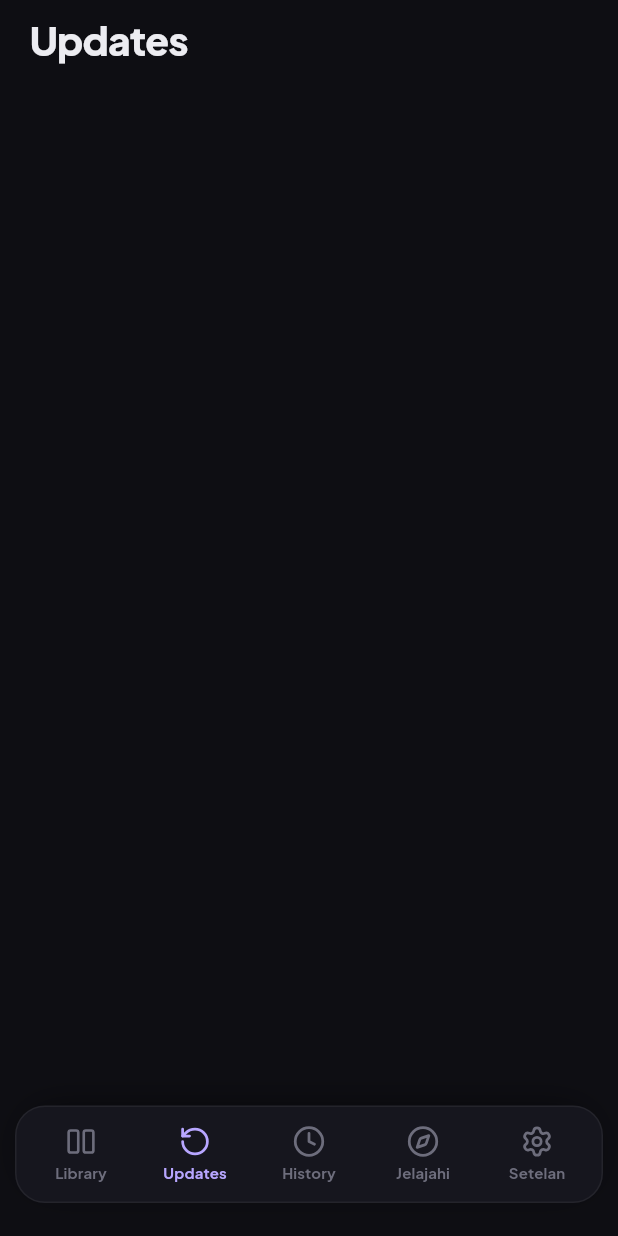
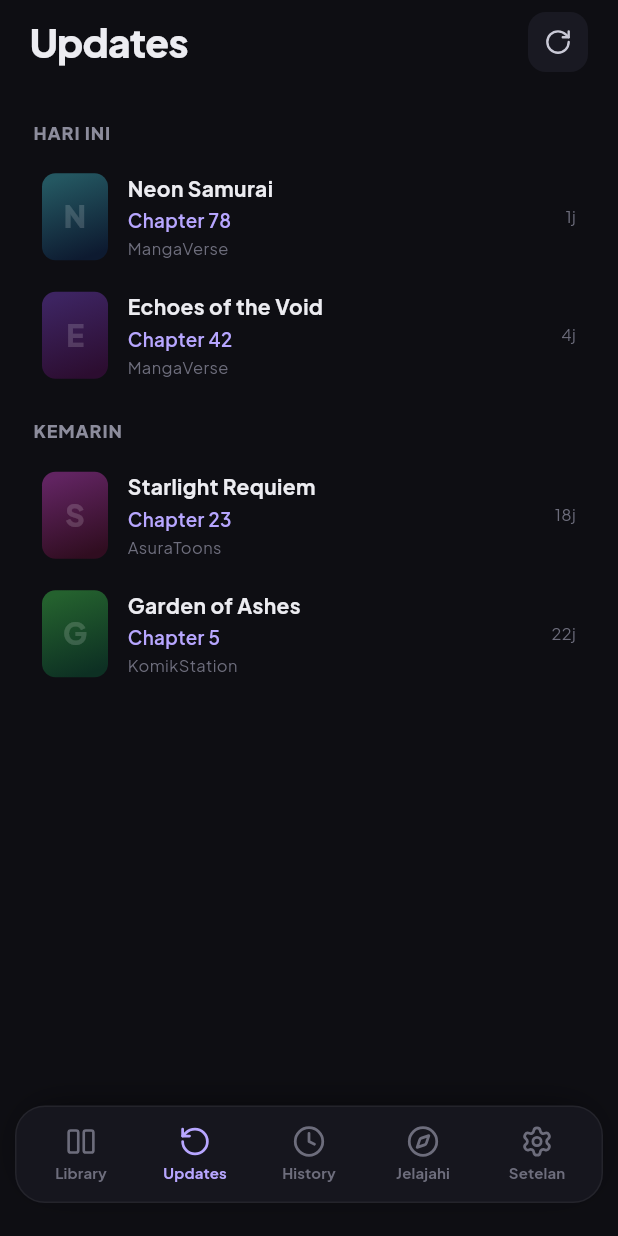
Before and after one commit to reiky03/Aplikasi_Comic, a Flutter app: the HomeShell screen opened directly, item 2 of the bottom bar chosen, on a phone screen of 412 x 824 dp. Run offline on Flutter 3.47's test engine with Material 3 defaults, Android fonts, the phone set to English and light mode, and no system bars; our stand-ins replace flutter_riverpod, flutter_svg, google_fonts, google_sign_in, lucide_icons_flutter, shared_preferences; accounts and stored records are empty.

Commit message:
feat: tab Updates (05_updates.md)
- Feed chapter baru per grup tanggal (HARI INI/KEMARIN), row dengan
  thumbnail gradient, label chapter accent, sumber, waktu relatif
- Tombol refresh dengan spinner inline + toast selesai
- UpdatesNotifier seeded data prototipe, refresh stub 1.2s
- Empty state tanpa CTA sesuai spek

Co-Authored-By: Claude Fable 5 <noreply@anthropic.com>
Claude-Session: https://claude.ai/code/session_01UUAA4sk4P7VaQXPjYi2SXG

```diff
--- /dev/null
+++ b/lib/data/updates_state.dart
@@ -0,0 +1,62 @@
+import 'package:flutter_riverpod/flutter_riverpod.dart';
+
+import 'models.dart';
+
+/// Satu entri chapter baru di feed Updates.
+class UpdateEntry {
+  const UpdateEntry({
+    required this.dateGroup,
+    required this.title,
+    required this.src,
+    required this.hue,
+    required this.ch,
+    required this.time,
+  });
+
+  /// Label grup tanggal ("Hari ini", "Kemarin") — dirender uppercase.
+  final String dateGroup;
+  final String title;
+  final String src;
+  final int hue;
+  final int ch;
+
+  /// Waktu relatif ("1j", "18j").
+  final String time;
+
+  String get initial => title.isEmpty ? '?' : title[0];
+  String get chLabel => 'Chapter $ch';
+
+  /// Komik target saat row di-tap (logika prototipe: read = ch - 1
+  /// supaya user bisa langsung lompat ke chapter baru).
+  Comic toComic() => Comic(
+        id: 'u',
+        title: title,
+        src: src,
+        hue: hue,
+        ch: ch,
+        read: ch - 1,
+      );
+}
+
+/// Data demo mengikuti prototipe. TODO(backend): feed asli dari
+/// pengecekan chapter baru per sumber.
+const _seedUpdates = [
+  UpdateEntry(dateGroup: 'Hari ini', title: 'Neon Samurai', src: 'MangaVerse', hue: 190, ch: 78, time: '1j'),
+  UpdateEntry(dateGroup: 'Hari ini', title: 'Echoes of the Void', src: 'MangaVerse', hue: 265, ch: 42, time: '4j'),
+  UpdateEntry(dateGroup: 'Kemarin', title: 'Starlight Requiem', src: 'AsuraToons', hue: 300, ch: 23, time: '18j'),
+  UpdateEntry(dateGroup: 'Kemarin', title: 'Garden of Ashes', src: 'KomikStation', hue: 130, ch: 5, time: '22j'),
+];
+
+class UpdatesNotifier extends Notifier<List<UpdateEntry>> {
+  @override
+  List<UpdateEntry> build() => _seedUpdates;
+
+  /// Cek chapter baru. Timing prototipe ~1.2s.
+  /// TODO(backend): panggil refresh library sungguhan per sumber aktif.
+  Future<void> refresh() async {
+    await Future<void>.delayed(const Duration(milliseconds: 1200));
+  }
+}
+
+final updatesProvider =
+    NotifierProvider<UpdatesNotifier, List<UpdateEntry>>(UpdatesNotifier.new);
--- a/lib/features/home/home_shell.dart
+++ b/lib/features/home/home_shell.dart
@@ -4,6 +4,7 @@ import 'package:flutter_riverpod/flutter_riverpod.dart';
 import '../../core/theme/app_theme.dart';
 import '../../core/widgets/app_bottom_nav.dart';
 import '../library/library_screen.dart';
+import '../updates/updates_screen.dart';
 
 /// Tab yang sedang aktif di shell utama.
 class ActiveTab extends Notifier<AppTab> {
@@ -33,7 +34,7 @@ class HomeShell extends ConsumerWidget {
               index: tab.index,
               children: const [
                 LibraryScreen(),
-                _PlaceholderTab(title: 'Updates'), // TODO(05)
+                UpdatesScreen(),
                 _PlaceholderTab(title: 'History'), // TODO(06)
                 _PlaceholderTab(title: 'Jelajahi'), // TODO(07)
                 _PlaceholderTab(title: 'Setelan'), // TODO(14)
--- /dev/null
+++ b/lib/features/updates/updates_screen.dart
@@ -0,0 +1,201 @@
+import 'package:flutter/material.dart';
+import 'package:flutter_riverpod/flutter_riverpod.dart';
+import 'package:lucide_icons_flutter/lucide_icons.dart';
+
+import '../../core/theme/app_theme.dart';
+import '../../core/widgets/widgets.dart';
+import '../../data/models.dart';
+import '../../data/updates_state.dart';
+
+/// Tab Updates — spek 05: feed chapter baru per tanggal + refresh.
+class UpdatesScreen extends ConsumerStatefulWidget {
+  const UpdatesScreen({super.key});
+
+  @override
+  ConsumerState<UpdatesScreen> createState() => _UpdatesScreenState();
+}
+
+class _UpdatesScreenState extends ConsumerState<UpdatesScreen> {
+  bool _refreshing = false;
+
+  Future<void> _refresh() async {
+    if (_refreshing) return;
+    setState(() => _refreshing = true);
+    await ref.read(updatesProvider.notifier).refresh();
+    if (!mounted) return;
+    setState(() => _refreshing = false);
+    AppToast.show(context, 'Updates diperbarui — memeriksa chapter baru');
+  }
+
+  @override
+  Widget build(BuildContext context) {
+    final entries = ref.watch(updatesProvider);
+
+    return SafeArea(
+      bottom: false,
+      child: Column(
+        crossAxisAlignment: CrossAxisAlignment.stretch,
+        children: [
+          Padding(
+            padding: const EdgeInsets.fromLTRB(20, 8, 20, 12),
+            child: Row(
+              children: [
+                Expanded(
+                  child: Text('Updates', style: AppTypography.screenTitle),
+                ),
+                if (_refreshing)
+                  Container(
+                    width: 40,
+                    height: 40,
+                    decoration: BoxDecoration(
+                      color: AppColors.surfaceAlt,
+                      borderRadius: BorderRadius.circular(12),
+                    ),
+                    alignment: Alignment.center,
+                    child: const AppSpinner(
+                      size: 17,
+                      strokeWidth: 2,
+                      color: AppColors.menuIcon,
+                    ),
+                  )
+                else
+                  AppHeaderIconButton(
+                    icon: LucideIcons.rotateCw,
+                    onTap: _refresh,
+                  ),
+              ],
+            ),
+          ),
+          Expanded(
+            child: entries.isEmpty ? _buildEmptyState() : _buildFeed(entries),
+          ),
+        ],
+      ),
+    );
+  }
+
+  Widget _buildFeed(List<UpdateEntry> entries) {
+    final children = <Widget>[];
+    String? currentGroup;
+    for (final entry in entries) {
+      if (entry.dateGroup != currentGroup) {
+        currentGroup = entry.dateGroup;
+        children.add(
+          Padding(
+            padding: const EdgeInsets.fromLTRB(4, 16, 4, 8),
+            child: Text(
+              entry.dateGroup.toUpperCase(),
+              style: AppTypography.jakarta(
+                size: 12,
+                weight: FontWeight.w800,
+                letterSpacing: 0.6,
+                color: AppColors.textMuted,
+              ),
+            ),
+          ),
+        );
+      }
+      children.add(_UpdateRow(entry: entry, onTap: () => _openDetail(entry)));
+    }
+    return ListView(
+      padding: const EdgeInsets.fromLTRB(18, 4, 18, 120),
+      children: children,
+    );
+  }
+
+  Widget _buildEmptyState() {
+    return const AppEmptyState(
+      icon: Icon(AppIcons.updates),
+      title: 'Belum ada update terbaru',
+      description: TextSpan(
+        text: 'Chapter baru dari komik di library-mu akan muncul di sini.',
+      ),
+    );
+  }
+
+  void _openDetail(UpdateEntry entry) {
+    // TODO(12): buka ComicDetailScreen (openedFrom: 'updates').
+    AppToast.show(context, 'Comic Detail menyusul (spek 12)');
+  }
+}
+
+class _UpdateRow extends StatelessWidget {
+  const _UpdateRow({required this.entry, required this.onTap});
+
+  final UpdateEntry entry;
+  final VoidCallback onTap;
+
+  @override
+  Widget build(BuildContext context) {
+    return InkWell(
+      onTap: onTap,
+      borderRadius: BorderRadius.circular(14),
+      highlightColor: AppColors.surface,
+      child: Padding(
+        padding: const EdgeInsets.all(10),
+        child: Row(
+          children: [
+            Container(
+              width: 44,
+              height: 58,
+              decoration: BoxDecoration(
+                gradient: comicCover(entry.hue),
+                borderRadius: BorderRadius.circular(9),
+              ),
+              alignment: Alignment.center,
+              child: Text(
+                entry.initial,
+                style: AppTypography.jakarta(
+                  size: 20,
+                  weight: FontWeight.w800,
+                  color: Colors.white.withValues(alpha: 0.16),
+                ),
+              ),
+            ),
+            const SizedBox(width: 13),
+            Expanded(
+              child: Column(
+                crossAxisAlignment: CrossAxisAlignment.start,
+                children: [
+                  Text(
+                    entry.title,
+                    maxLines: 1,
+                    overflow: TextOverflow.ellipsis,
+                    style:
+                        AppTypography.jakarta(size: 14, weight: FontWeight.w700),
+                  ),
+                  const SizedBox(height: 3),
+                  Text(
+                    entry.chLabel,
+                    style: AppTypography.jakarta(
+                      size: 12.5,
+                      weight: FontWeight.w600,
+                      color: AppColors.accentText,
+                    ),
+                  ),
+                  const SizedBox(height: 2),
+                  Text(
+                    entry.src,
+                    style: AppTypography.jakarta(
+                      size: 11,
+                      weight: FontWeight.w400,
+                      color: AppColors.textFaint,
+                    ),
+                  ),
+                ],
+              ),
+            ),
+            Text(
+              entry.time,
+              style: AppTypography.jakarta(
+                size: 11,
+                weight: FontWeight.w400,
+                color: AppColors.textFaint,
+              ),
+            ),
+          ],
+        ),
+      ),
+    );
+  }
+}
```
Also changed, not shown: 1 other file.
